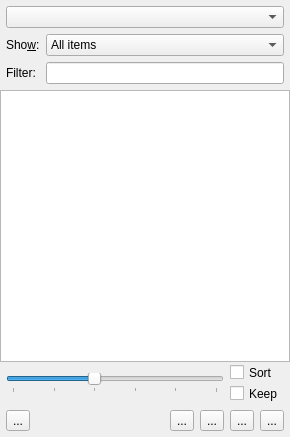
The window that src/frontends/qt/ui/TocUi.ui (cburschka/lyx) describes before a commit, drawn with Qt 5.
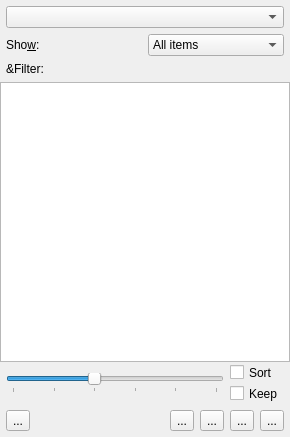
The same window after the commit. Icons and pictures are not drawn.

Commit message: Use a proper filter bar in the outliner

The edit to the form file:
```diff
--- a/src/frontends/qt/ui/TocUi.ui
+++ b/src/frontends/qt/ui/TocUi.ui
@@ -342,17 +342,7 @@
      <item row="2" column="0">
       <widget class="QLabel" name="filterLA">
        <property name="text">
-        <string>Filter:</string>
-       </property>
-       <property name="buddy">
-        <cstring>filterLE</cstring>
-       </property>
-      </widget>
-     </item>
-     <item row="2" column="1">
-      <widget class="QLineEdit" name="filterLE">
-       <property name="toolTip">
-        <string>Enter string to filter contents</string>
+        <string>&amp;Filter:</string>
        </property>
       </widget>
      </item>
@@ -369,6 +359,9 @@
        </property>
       </widget>
      </item>
+     <item row="2" column="1">
+      <layout class="QHBoxLayout" name="filterBarL"/>
+     </item>
     </layout>
    </item>
   </layout>
```
The commit also changes 3 other files.
